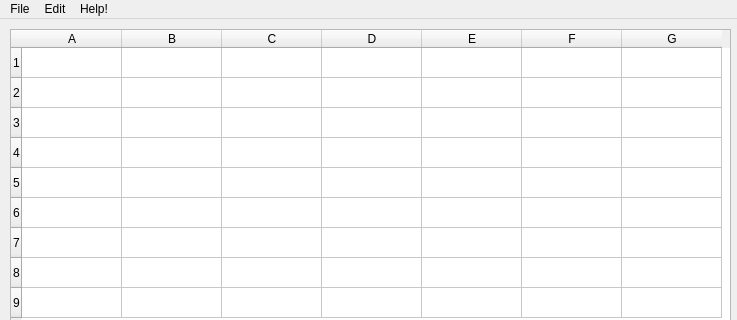
Above: mainwindow.ui from dimakovua/MyQtExcel before the change; both pictures show x 0 to 737 and y 0 to 320 of the 737 by 525 pixel window. Below: the same form after it.
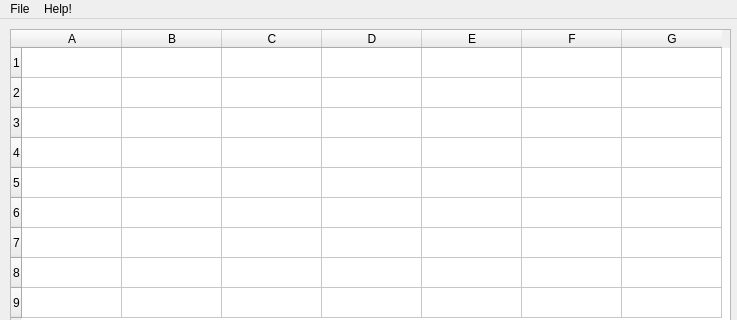
That is the form after the change.

Commit message: Mb good soup

```diff
--- a/mainwindow.ui
+++ b/mainwindow.ui
@@ -272,13 +272,6 @@
     <addaction name="actionSave_File"/>
     <addaction name="actionQuit"/>
    </widget>
-   <widget class="QMenu" name="menuEdit">
-    <property name="title">
-     <string>Edit</string>
-    </property>
-    <addaction name="actionAdd_column"/>
-    <addaction name="actionAdd_row"/>
-   </widget>
    <widget class="QMenu" name="menuHelp">
     <property name="title">
      <string>Help!</string>
@@ -286,7 +279,6 @@
     <addaction name="actionOpen_helper"/>
    </widget>
    <addaction name="menuFile"/>
-   <addaction name="menuEdit"/>
    <addaction name="menuHelp"/>
   </widget>
   <widget class="QStatusBar" name="statusbar"/>
```
Left out of the diff: 2 changed lines with no effect on the pictures. The commit also changes 1 other file.
